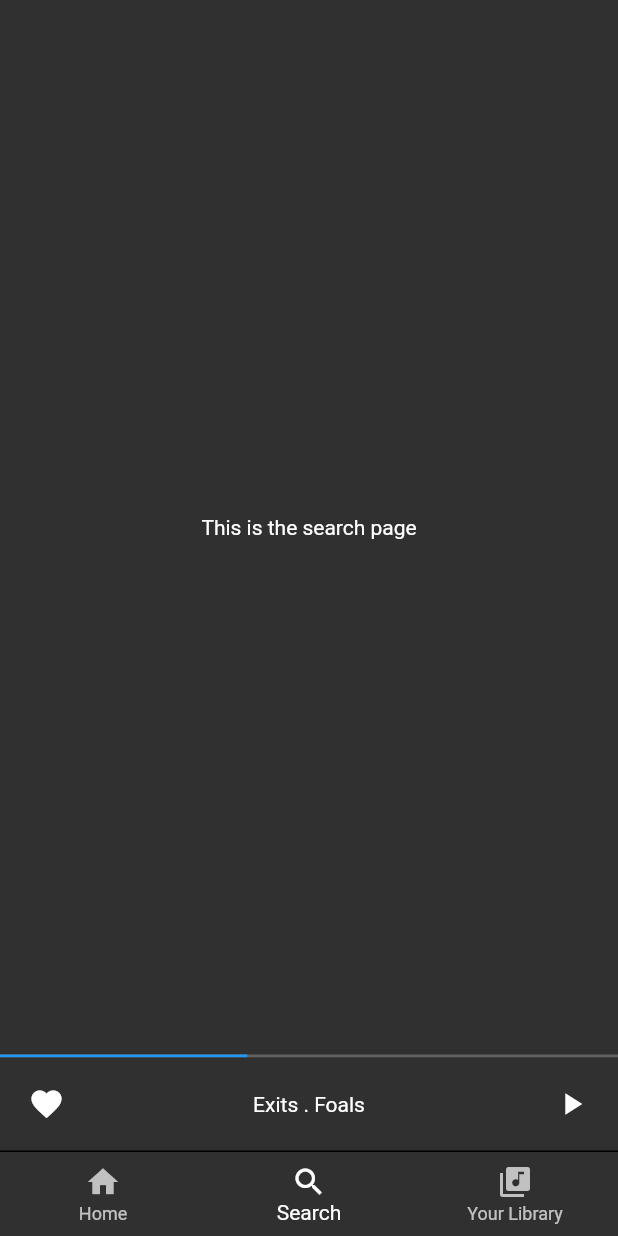
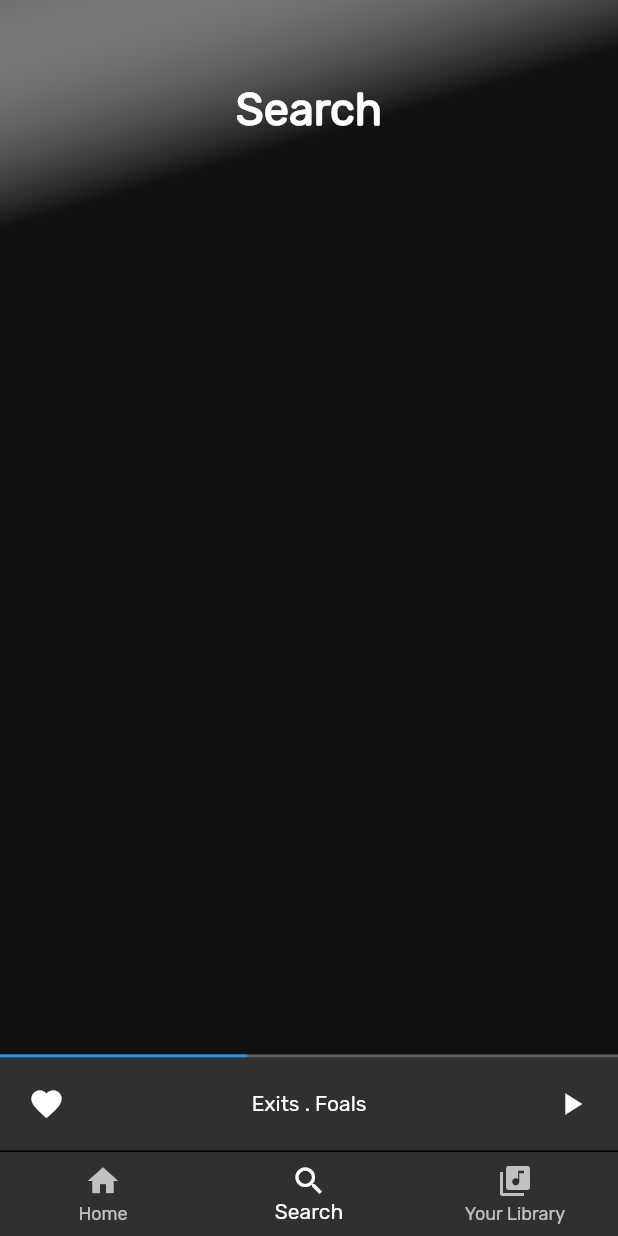
Before and after one commit to marvinkome/Spotify-flutter-clone, a Flutter app: the screen it shows after launch, item 2 of the bottom bar chosen, on a phone screen of 412 x 824 dp. Run offline on Flutter 3.47's test engine with Material 2 defaults, Android fonts, the phone set to English and light mode, and no system bars.

```diff
--- a/lib/app.dart
+++ b/lib/app.dart
@@ -1,7 +1,6 @@
 import 'package:flutter/material.dart';
 import 'package:spotify_clone/screens/home/home.dart';
-
-import 'screens/home/home.dart';
+import 'package:spotify_clone/screens/search.dart';
 
 class AppRoot extends StatefulWidget {
   @override
@@ -12,9 +11,7 @@ class _AppRootState extends State<AppRoot> {
   int _currentTabIndex = 0;
   final List<Widget> _children = [
     Home(),
-    Center(
-      child: Text('This is the search page'),
-    ),
+    SearchPage(),
     Center(
       child: Text('This is the library page'),
     )
--- a/lib/main.dart
+++ b/lib/main.dart
@@ -16,7 +16,8 @@ class MainApp extends StatelessWidget {
           primaryColor: Colors.green[600],
           accentColor: Colors.white,
           highlightColor: Colors.transparent,
-          splashColor: Colors.transparent),
+          splashColor: Colors.transparent,
+          fontFamily: 'Rubik'),
 
       // routes
       onGenerateRoute: (RouteSettings settings) {
--- a/lib/screens/search.dart
+++ b/lib/screens/search.dart
@@ -0,0 +1,36 @@
+import 'package:flutter/material.dart';
+
+class SearchPage extends StatefulWidget {
+  @override
+  _SearchPageState createState() => _SearchPageState();
+}
+
+class _SearchPageState extends State<SearchPage> {
+  @override
+  Widget build(BuildContext context) {
+    return Container(
+      decoration: BoxDecoration(
+          gradient: LinearGradient(begin: Alignment.topLeft, end: Alignment(-0.8, -0.6), colors: [
+        // Theme.of(context).primaryColor,
+        Colors.white.withOpacity(0.3),
+        const Color(0xFF111111)
+      ])),
+
+      // page content
+      child: Scaffold(
+        backgroundColor: Colors.transparent,
+        body: SafeArea(
+            child: Padding(
+          padding: const EdgeInsets.symmetric(vertical: 55),
+          child: Column(
+            children: <Widget>[
+              Center(
+                  child:
+                      Text('Search', style: TextStyle(fontSize: 30, fontWeight: FontWeight.w900)))
+            ],
+          ),
+        )),
+      ),
+    );
+  }
+}
```
Also changed, not shown: pubspec.yaml (+7 -6 lines), assets/fonts/Rubik-Regular.ttf (added), assets/images/OG-Email-Marketing-Audit@2x.png (added), assets/images/OG-Email-Templates@2x.png (added), assets/images/OG-Onboarding-Emails@2x-1.png (added), assets/images/cropped-stride-logo.png (added).
